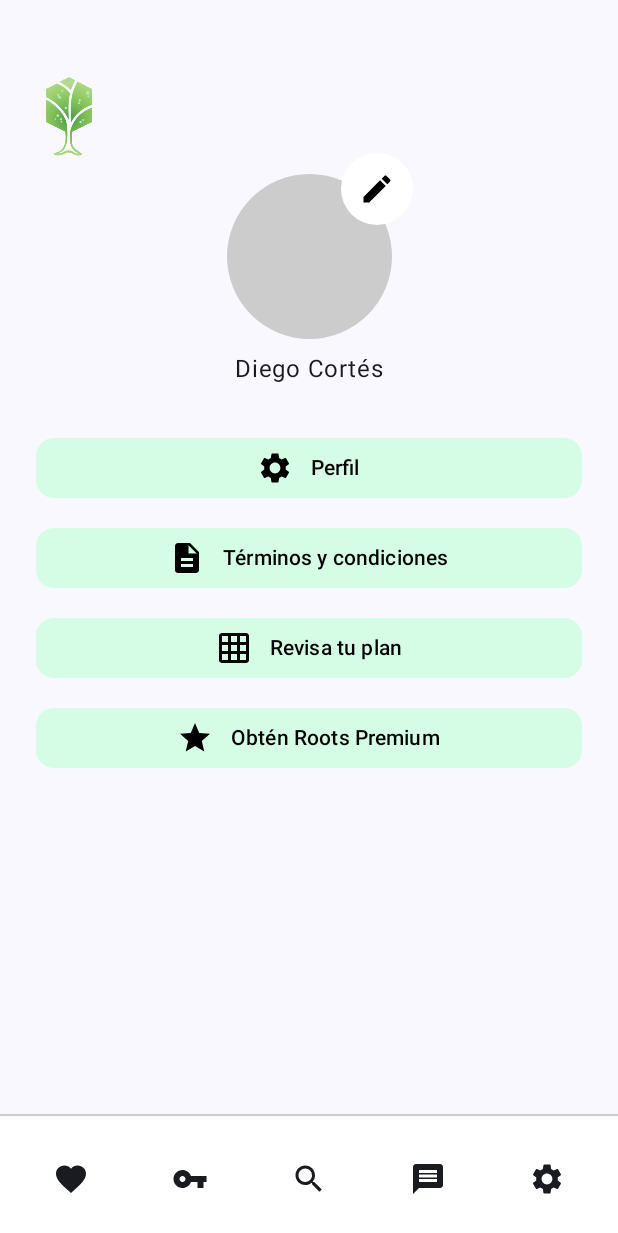
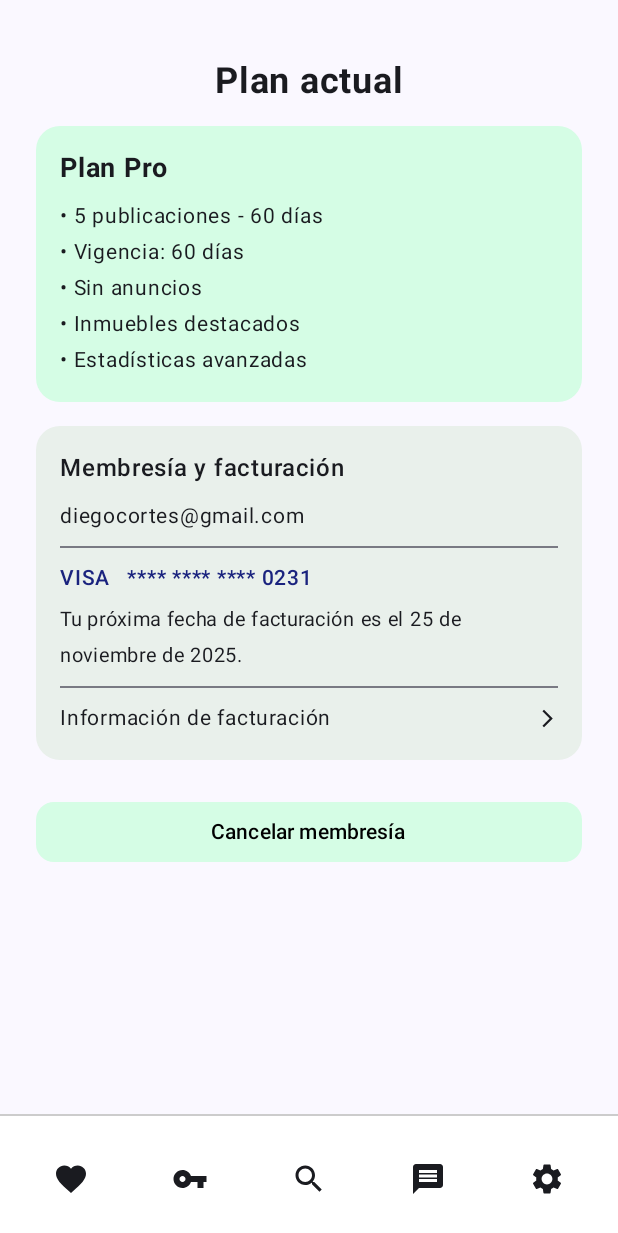
Before and after one commit to PUJ-ICM-2312/Roots, an Android app built with Jetpack Compose: the screen it shows after launch (MainActivity), on a phone screen of 412 x 824 dp. Shown: the top 1233 px of the screen. Run offline under Robolectric (Android 15) with nearby library versions, the phone set to English and light mode, and no system bars.

Commit message:
created CurrentPlanScreen, LoginScreen and Welcome (Daniel did the alst 2)

```diff
--- a/Roots/app/src/main/java/com/example/roots/MainActivity.kt
+++ b/Roots/app/src/main/java/com/example/roots/MainActivity.kt
@@ -29,7 +29,7 @@ class MainActivity : ComponentActivity() {
                 }*/
                 // Para probar la pantalla que hagan, deben primero crearla en la carpeta screens
                 // Luego poner el nombre acá abajo, así cuando se corra esta vaina, se abre esa pantalla
-                SettingsScreen()
+                CurrentPlanScreen()
             }
         }
     }
@@ -47,6 +47,6 @@ fun Greeting(name: String, modifier: Modifier = Modifier) {
 @Composable
 fun GreetingPreview() {
     RootsTheme {
-        SettingsScreen()
+        AddPropertyScreen()
     }
 }
--- /dev/null
+++ b/Roots/app/src/main/java/com/example/roots/screens/CurrentPlanScreen.kt
@@ -0,0 +1,137 @@
+package com.example.roots.screens
+
+import androidx.compose.foundation.background
+import androidx.compose.foundation.clickable
+import androidx.compose.foundation.layout.*
+import androidx.compose.foundation.rememberScrollState
+import androidx.compose.foundation.verticalScroll
+import androidx.compose.foundation.shape.RoundedCornerShape
+import androidx.compose.material3.*
+import androidx.compose.material.icons.Icons
+import androidx.compose.material.icons.filled.ArrowForwardIos
+import androidx.compose.runtime.Composable
+import androidx.compose.ui.Alignment
+import androidx.compose.ui.Modifier
+import androidx.compose.ui.graphics.Color
+import androidx.compose.ui.text.font.FontWeight
+import androidx.compose.ui.unit.dp
+import androidx.compose.ui.unit.sp
+
+@Composable
+fun CurrentPlanScreen() {
+    Scaffold(
+        bottomBar = { BottomNavBar() }
+    ) {
+        Column(
+            modifier = Modifier
+                .padding(it)
+                .fillMaxSize()
+                .verticalScroll(rememberScrollState())
+                .padding(horizontal = 24.dp, vertical = 16.dp),
+            horizontalAlignment = Alignment.CenterHorizontally
+        ) {
+            Spacer(modifier = Modifier.height(24.dp))
+            Text(
+                text = "Plan actual",
+                fontSize = 24.sp,
+                fontWeight = FontWeight.Bold
+            )
+
+            Spacer(modifier = Modifier.height(16.dp))
+
+            // Card del plan
+            Card(
+                shape = RoundedCornerShape(16.dp),
+                colors = CardDefaults.cardColors(containerColor = Color(0xFFD5FDE5)),
+                modifier = Modifier.fillMaxWidth()
+            ) {
+                Column(modifier = Modifier.padding(16.dp)) {
+                    Text(
+                        text = "Plan Pro",
+                        fontSize = 18.sp,
+                        fontWeight = FontWeight.Bold
+                    )
+                    Spacer(modifier = Modifier.height(8.dp))
+                    listOf(
+                        "5 publicaciones - 60 días",
+                        "Vigencia: 60 días",
+                        "Sin anuncios",
+                        "Inmuebles destacados",
+                        "Estadísticas avanzadas"
+                    ).forEach {
+                        Text("• $it", fontSize = 14.sp)
+                    }
+                }
+            }
+
+            Spacer(modifier = Modifier.height(16.dp))
+
+            // Card de facturación
+            Card(
+                shape = RoundedCornerShape(16.dp),
+                colors = CardDefaults.cardColors(containerColor = Color(0xFFE9F0EB)),
+                modifier = Modifier.fillMaxWidth()
+            ) {
+                Column(modifier = Modifier.padding(16.dp)) {
+                    Text(
+                        text = "Membresía y facturación",
+                        fontWeight = FontWeight.SemiBold,
+                        fontSize = 16.sp
+                    )
+
+                    Spacer(modifier = Modifier.height(8.dp))
+
+                    Text(text = "diegocortes@gmail.com", fontSize = 14.sp)
+                    Divider(modifier = Modifier.padding(vertical = 8.dp))
+
+                    Text(
+                        text = "VISA   **** **** **** 0231",
+                        fontSize = 14.sp,
+                        fontWeight = FontWeight.Medium,
+                        color = Color(0xFF1A237E)
+                    )
+
+                    Spacer(modifier = Modifier.height(4.dp))
+
+                    Text(
+                        text = "Tu próxima fecha de facturación es el 25 de noviembre de 2025.",
+                        fontSize = 13.sp
+                    )
+
+                    Divider(modifier = Modifier.padding(vertical = 8.dp))
+
+                    Row(
+                        verticalAlignment = Alignment.CenterVertically,
+                        modifier = Modifier
+                            .fillMaxWidth()
+                            .clickable { /* acción */ }
+                    ) {
+                        Text(
+                            text = "Información de facturación",
+                            fontSize = 14.sp,
+                            modifier = Modifier.weight(1f)
+                        )
+                        Icon(
+                            imageVector = Icons.Default.ArrowForwardIos,
+                            contentDescription = null,
+                            modifier = Modifier.size(14.dp)
+                        )
+                    }
+                }
+            }
+
+            Spacer(modifier = Modifier.height(24.dp))
+
+            Button(
+                onClick = { /* cancelar membresía */ },
+                colors = ButtonDefaults.buttonColors(containerColor = Color(0xFFD5FDE5)),
+                shape = RoundedCornerShape(12.dp),
+                modifier = Modifier.fillMaxWidth()
+            ) {
+                Text(text = "Cancelar membresía", color = Color.Black)
+            }
+
+            Spacer(modifier = Modifier.height(32.dp))
+        }
+    }
+}
```
Also changed, not shown: Roots/app/src/main/java/com/example/roots/screens/LoginScreen.kt (added, +110 -0 lines), Roots/app/src/main/java/com/example/roots/screens/Welcome.kt (added, +75 -0 lines), Roots/app/src/main/res/drawable/ic_facebook.png (added), Roots/app/src/main/res/drawable/ic_google.webp (added).
